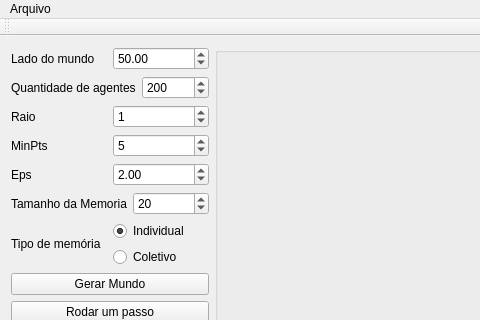
Old version of the form Socrats_Doc_Gui__codigo_base/mainwindow.ui in the repository vrios/SocS; both pictures show x 0 to 480 and y 0 to 320 of the 737 by 545 pixel window.
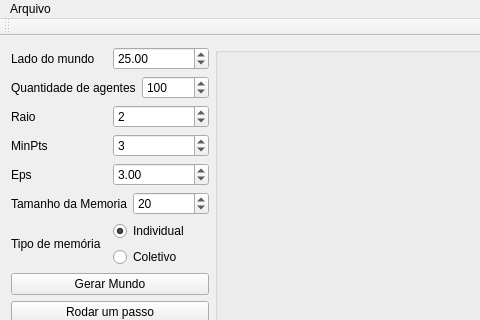
New version of the form.

```diff
--- a/Socrats_Doc_Gui__codigo_base/mainwindow.ui
+++ b/Socrats_Doc_Gui__codigo_base/mainwindow.ui
@@ -34,7 +34,7 @@
              <double>999999999.000000000000000</double>
             </property>
             <property name="value">
-             <double>50.000000000000000</double>
+             <double>25.000000000000000</double>
             </property>
            </widget>
           </item>
@@ -55,7 +55,7 @@
              <number>999999999</number>
             </property>
             <property name="value">
-             <number>200</number>
+             <number>100</number>
             </property>
            </widget>
           </item>
@@ -73,7 +73,7 @@
           <item>
            <widget class="QSpinBox" name="spinBoxRaio">
             <property name="value">
-             <number>1</number>
+             <number>2</number>
             </property>
            </widget>
           </item>
@@ -91,7 +91,7 @@
           <item>
            <widget class="QSpinBox" name="spinBoxMinPts">
             <property name="value">
-             <number>5</number>
+             <number>3</number>
             </property>
            </widget>
           </item>
@@ -109,7 +109,7 @@
           <item>
            <widget class="QDoubleSpinBox" name="doubleSpinBoxEps">
             <property name="value">
-             <double>2.000000000000000</double>
+             <double>3.000000000000000</double>
             </property>
            </widget>
           </item>
```
